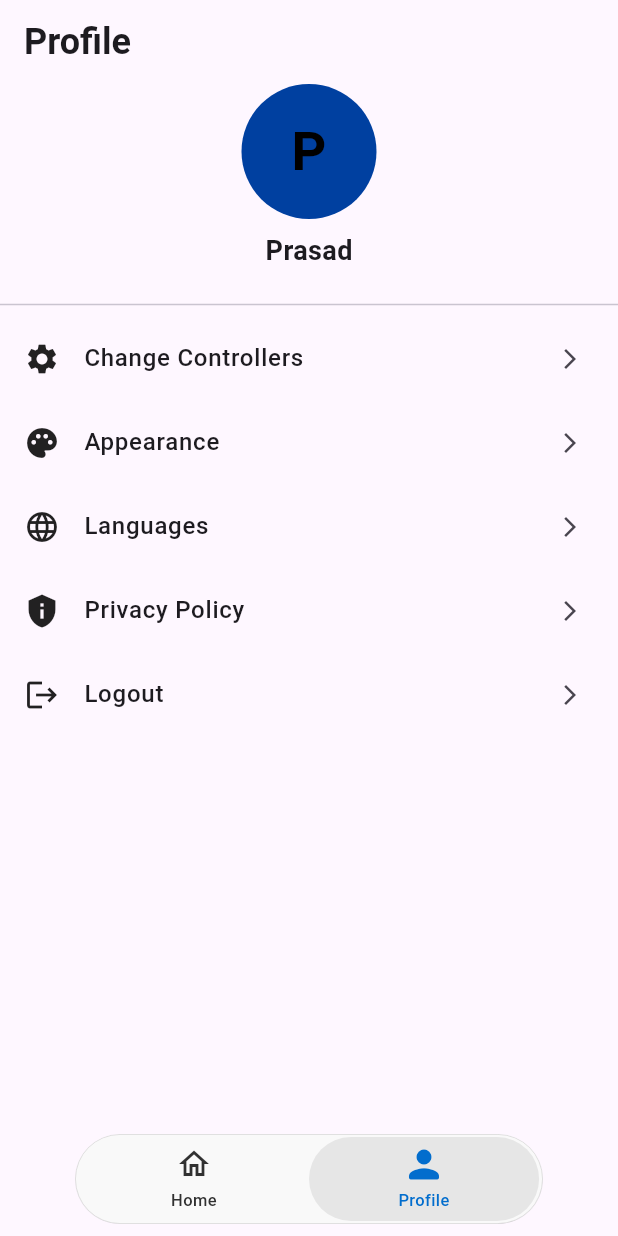
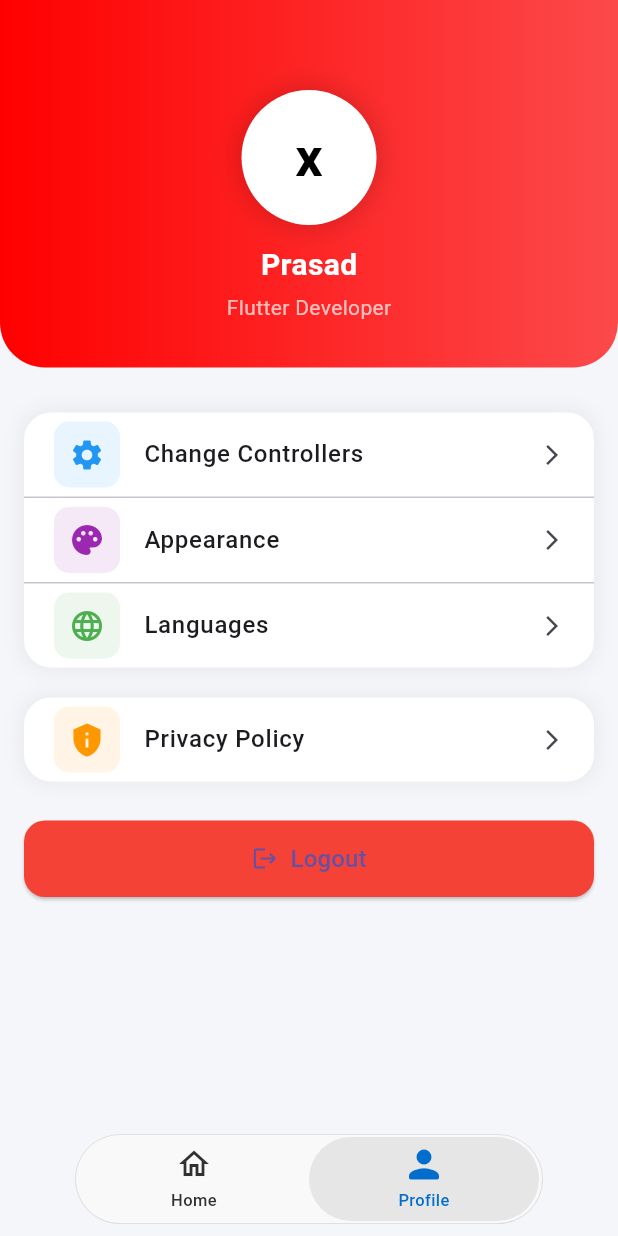
Before and after one commit to PrasadMusini/streamly, a Flutter app: the ProfileScreen screen opened by its route, on a phone screen of 412 x 824 dp. Run offline on Flutter 3.47's test engine with Material 3 defaults, Android fonts, the light colour scheme and no system bars; our stand-ins replace chewie, dio, firebase_core, firebase_messaging, flutter_bloc, flutter_local_notifications and 3 more; accounts and stored records are empty.

Commit message:
Worked on ota

```diff
--- a/lib/core/styles/colors.dart
+++ b/lib/core/styles/colors.dart
@@ -4,4 +4,5 @@ class AppColors {
   static const Color primary = Color(0xFF0040A0);
   static const Color secondary = Color(0xFFFFFFFF);
   static const Color navBarSelectedIconColor = Color(0xff026dcd);
+  static const Color redColor = Color(0xffFF0000);
 }
--- a/lib/features/profile/presentation/pages/profile_page.dart
+++ b/lib/features/profile/presentation/pages/profile_page.dart
@@ -1,7 +1,7 @@
 import 'package:flutter/material.dart';
 import 'package:streamly_cresolinfoserv/core/styles/colors.dart';
 
-class ProfileScreen extends StatelessWidget {
+/* class ProfileScreen extends StatelessWidget {
   const ProfileScreen({super.key});
 
   Widget buildOption({
@@ -81,12 +81,8 @@ class ProfileScreen extends StatelessWidget {
       ),
     );
   }
-}
+} */
 
-
-
-
-/*
 //MARK: New Ui
 class ProfileScreen extends StatelessWidget {
   const ProfileScreen({super.key});
@@ -148,8 +144,8 @@ class ProfileScreen extends StatelessWidget {
               decoration: BoxDecoration(
                 gradient: LinearGradient(
                   colors: [
-                    AppColors.primary,
-                    AppColors.primary.withOpacity(.7),
+                    AppColors.redColor,
+                    AppColors.redColor.withOpacity(.7),
                   ],
                 ),
                 borderRadius: const BorderRadius.only(
@@ -174,7 +170,7 @@ class ProfileScreen extends StatelessWidget {
                       radius: 45,
                       backgroundColor: Colors.white,
                       child: Text(
-                        "P",
+                        "x",
                         style: TextStyle(
                           fontSize: 36,
                           fontWeight: FontWeight.bold,
@@ -267,4 +263,3 @@ class ProfileScreen extends StatelessWidget {
     );
   }
 }
- */
--- a/pubspec.yaml
+++ b/pubspec.yaml
@@ -65,6 +65,8 @@ flutter:
   # included with your application, so that you can use the icons in
   # the material Icons class.
   uses-material-design: true
+  assets:
+    - shorebird.yaml
 
   # To add assets to your application, add an assets section, like this:
   # assets:
```
Also changed, not shown: shorebird.yaml (added, +14 -0 lines).
